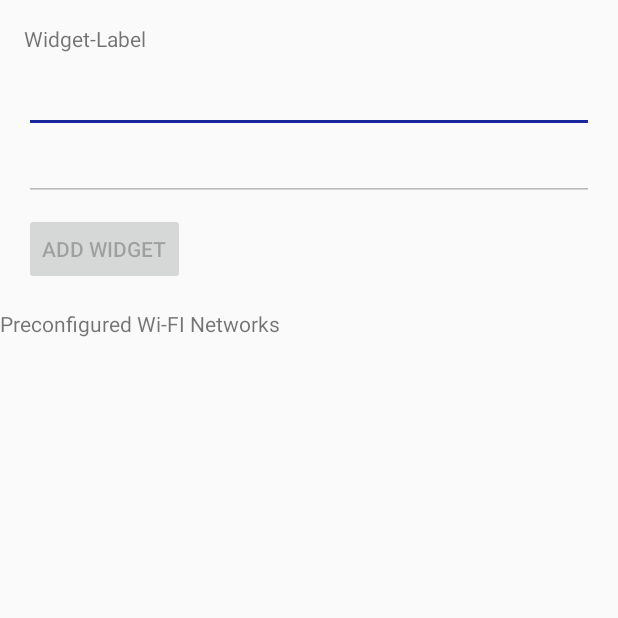
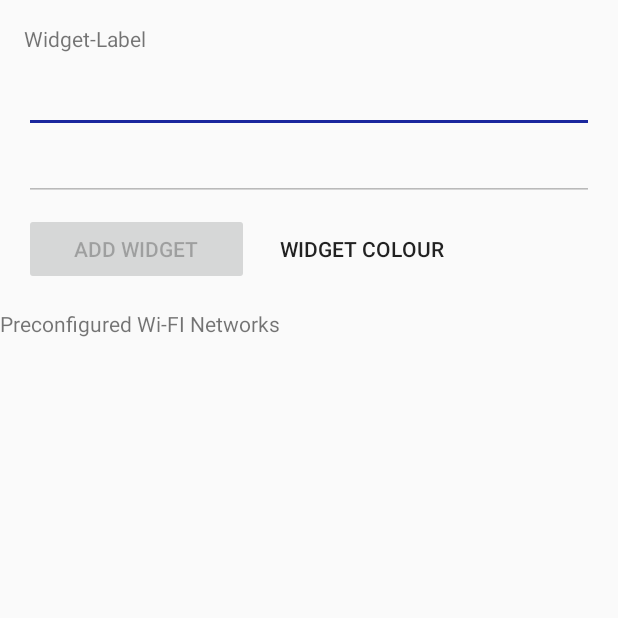
Before and after one commit to studag/wifi_42, an Android app: the WifiConnectorWidgetConfigureActivity screen opened directly, with no data from a screen before it, on a phone screen of 412 x 824 dp, the top half of it. Run offline under Robolectric (Android 15) with nearby library versions, the phone set to English and light mode, and no system bars; libraries missing offline, so code that uses them is left out: com.pes.androidmaterialcolorpickerdialog; 1 statement that could not run was skipped.

Commit message:
Color started to take aim
added color picker and sort of made it look decent

```diff
--- a/app/build.gradle
+++ b/app/build.gradle
@@ -4,7 +4,7 @@ android {
     compileSdkVersion 27
     defaultConfig {
         applicationId "example.com.wifi_4"
-        minSdkVersion 15
+        minSdkVersion 16
         targetSdkVersion 27
         versionCode 1
         versionName "1.0"
@@ -26,5 +26,5 @@ dependencies {
     androidTestImplementation 'com.android.support.test:runner:1.0.2'
     androidTestImplementation 'com.android.support.test.espresso:espresso-core:3.0.2'
     implementation 'com.android.support:recyclerview-v7:27.1.1'
-
+    compile 'com.pes.materialcolorpicker:library:1.2.4'
 }
--- a/app/src/main/java/example/com/wifi_4/WifiConnectorWidgetConfigureActivity.java
+++ b/app/src/main/java/example/com/wifi_4/WifiConnectorWidgetConfigureActivity.java
@@ -5,14 +5,21 @@ import android.appwidget.AppWidgetManager;
 import android.content.Context;
 import android.content.Intent;
 import android.content.SharedPreferences;
+import android.graphics.Color;
 import android.net.wifi.WifiConfiguration;
 import android.net.wifi.WifiManager;
 import android.os.Bundle;
+import android.support.annotation.ColorInt;
+import android.util.Log;
 import android.view.View;
 import android.widget.Button;
 import android.widget.EditText;
 import android.widget.RadioButton;
 import android.widget.RadioGroup;
+import android.widget.Toast;
+
+import com.pes.androidmaterialcolorpickerdialog.ColorPicker;
+import com.pes.androidmaterialcolorpickerdialog.ColorPickerCallback;
 
 import java.util.ArrayList;
 import java.util.List;
@@ -35,14 +42,63 @@ public class WifiConnectorWidgetConfigureActivity extends Activity {
 
     private String widgetTextEntered;
     private String widgetSSIDClicked;
-    private Button addWidget;
+    private Button addWidgetButton;
+    private Button colorPickerButton;
 
     int radioitemselected = -1;
 
+    private static ColorPicker cp;
+    private static int widget_main_color;
 
     int mAppWidgetId = AppWidgetManager.INVALID_APPWIDGET_ID;
     EditText mAppWidgetText_label;
     EditText mAppWidgetText_ssid;
+
+    View.OnClickListener mColorOnClickListener = new View.OnClickListener() {
+        public void onClick(View v) {
+            final Context context = WifiConnectorWidgetConfigureActivity.this;
+
+            cp = new ColorPicker(WifiConnectorWidgetConfigureActivity.this);
+            /* Show color picker dialog */
+
+            cp.setColor(widget_main_color);
+            cp.show();
+
+            cp.enableAutoClose(); // Enable auto-dismiss for the dialog
+
+            /* Set a new Listener called when user click "select" */
+            cp.setCallback(new ColorPickerCallback() {
+                @Override
+                public void onColorChosen(@ColorInt int color) {
+                    // Do whatever you want
+                    widget_main_color = color;
+                    Toast.makeText(context, "widget_main_color: " + widget_main_color, Toast.LENGTH_SHORT).show();
+                    // Examples
+
+                    colorPickerButton.setBackgroundColor(color);
+
+                    Log.d("Alpha", Integer.toString(Color.alpha(color)));
+                    Log.d("Red", Integer.toString(Color.red(color)));
+                    Log.d("Green", Integer.toString(Color.green(color)));
+                    Log.d("Blue", Integer.toString(Color.blue(color)));
+
+                    Log.d("Pure Hex", Integer.toHexString(color));
+                    Log.d("#Hex no alpha", String.format("#%06X", (0xFFFFFF & color)));
+                    Log.d("#Hex with alpha", String.format("#%08X", (0xFFFFFFFF & color)));
+
+
+                    saveWidgetColorPref(context,color);
+                    // If the auto-dismiss option is not enable (disabled as default) you have to manually dimiss the dialog
+                    // cp.dismiss();
+                }
+
+
+            });
+
+            Toast.makeText(context, "...now here ...", Toast.LENGTH_SHORT).show();
+
+        }
+    };
 
     View.OnClickListener mOnClickListener = new View.OnClickListener() {
         public void onClick(View v) {
@@ -57,7 +113,6 @@ public class WifiConnectorWidgetConfigureActivity extends Activity {
             widgetSSIDClicked = (String) rb.getText();
 
             saveSSIDPref(context, mAppWidgetId, widgetSSIDClicked);
-
 
             // It is the responsibility of the configuration activity to update the app widget
             AppWidgetManager appWidgetManager = AppWidgetManager.getInstance(context);
@@ -90,6 +145,11 @@ public class WifiConnectorWidgetConfigureActivity extends Activity {
         prefs.putString(PREF_PREFIX_KEY + appWidgetId + "_ssid", ssid);
         prefs.apply();
     }
+    static void saveWidgetColorPref(Context context, Integer color) {
+        SharedPreferences.Editor prefs = context.getSharedPreferences(PREFS_NAME, 0).edit();
+        prefs.putInt(PREF_PREFIX_KEY + "_widget_main_color", color);
+        prefs.apply();
+    }
 
 
 
@@ -115,19 +175,37 @@ public class WifiConnectorWidgetConfigureActivity extends Activity {
         }
     }
 
-    static void deleteTitlePref(Context context, int appWidgetId) {
+    static Integer loadColorPref(Context context) {
+        SharedPreferences prefs = context.getSharedPreferences(PREFS_NAME, 0);
+        Integer colorValue = prefs.getInt(PREF_PREFIX_KEY  +  "_widget_main_color",  1);
+        if (colorValue != null) {
+            return colorValue;
+        } else {
+            return Color.CYAN;
+        }
+    }
+
+    static void deletePrefs(Context context, int appWidgetId) {
         SharedPreferences.Editor prefs = context.getSharedPreferences(PREFS_NAME, 0).edit();
         prefs.remove(PREF_PREFIX_KEY + appWidgetId);
         prefs.apply();
     }
+
 
     @Override
     public void onCreate(Bundle icicle) {
         super.onCreate(icicle);
         setContentView(R.layout.wifi_connector_widget_configure);
 
-        addWidget = findViewById(R.id.add_button);
-        addWidget.setEnabled(false);
+        addWidgetButton = findViewById(R.id.add_button);
+        colorPickerButton = findViewById(R.id.modify_color);
+
+
+        widget_main_color = loadColorPref(getApplicationContext());
+        colorPickerButton.setBackgroundColor(widget_main_color);
+
+
+        addWidgetButton.setEnabled(false);
 
         wifiManager = (WifiManager) getApplicationContext().getSystemService(Context.WIFI_SERVICE);
 
@@ -166,6 +244,9 @@ public class WifiConnectorWidgetConfigureActivity extends Activity {
             }
         }
 
+
+
+
         // Set the result to CANCELED.  This will cause the widget host to cancel
         // out of the widget placement if the user presses the back button.
         setResult(RESULT_CANCELED);
@@ -182,6 +263,7 @@ public class WifiConnectorWidgetConfigureActivity extends Activity {
         mAppWidgetText_ssid.setClickable(false);
 
         findViewById(R.id.add_button).setOnClickListener(mOnClickListener);
+        findViewById(R.id.modify_color).setOnClickListener(mColorOnClickListener);
 
         // Find the widget id from the intent.
         Intent intent = getIntent();
@@ -224,7 +306,7 @@ public class WifiConnectorWidgetConfigureActivity extends Activity {
                     mAppWidgetText_label.setText(rb_ssid);
                     mAppWidgetText_ssid.setText(rb_ssid);
 
-                    addWidget.setEnabled(true);
+                    addWidgetButton.setEnabled(true);
                 }
 
             }
--- a/app/src/main/res/layout/wifi_connector_widget.xml
+++ b/app/src/main/res/layout/wifi_connector_widget.xml
@@ -5,7 +5,8 @@
     android:layout_height="match_parent"
     android:background="#09C"
     android:padding="@dimen/widget_margin"
-    android:orientation="vertical">
+    android:orientation="vertical"
+    android:alpha="0.9">
 
     <TextView
         android:id="@+id/appwidget_text"
@@ -19,7 +20,8 @@
         android:text="@string/appwidget_text"
         android:textColor="#ffffff"
         android:textSize="20sp"
-        android:textStyle="bold|italic" />
+        android:textStyle="bold|italic"
+        android:alpha="0.9"/>
 
     <!--<Button-->
         <!--android:id="@+id/appwidget_button"-->
--- a/app/src/main/res/layout/wifi_connector_widget_configure.xml
+++ b/app/src/main/res/layout/wifi_connector_widget_configure.xml
@@ -31,12 +31,27 @@
             android:layout_height="wrap_content"
             android:inputType="text" />
 
-        <Button
-            android:id="@+id/add_button"
-            android:layout_width="wrap_content"
+        <GridLayout
+            android:id="@+id/LayoutButtonsHoriz"
+            android:layout_width="match_parent"
             android:layout_height="wrap_content"
-            android:layout_marginTop="8dp"
-            android:text="@string/add_widget" />
+            android:orientation="horizontal">
+
+                <Button
+                    android:id="@+id/add_button"
+                    android:layout_width="150dp"
+                    android:layout_height="wrap_content"
+                    android:layout_marginTop="8dp"
+                    android:text="@string/add_widget" />
+
+                <Button
+                    android:id="@+id/modify_color"
+                    android:layout_width="150dp"
+                    android:layout_height="wrap_content"
+                    android:layout_marginTop="8dp"
+                    android:text="@string/modify_color" />
+
+        </GridLayout>
 
     </LinearLayout>
 
--- a/app/src/main/res/values/strings.xml
+++ b/app/src/main/res/values/strings.xml
@@ -8,5 +8,6 @@
     <string name="PREFS_NAME">example.com.wifi_4.WifiConnectorWidget</string>
     <string name="appwidget_text_title">Select a WiFi to Continue</string>
     <string name="appwidget_text_ssid">ONE-CLICK-SSID</string>
+    <string name="modify_color">Widget Colour</string>
 
 </resources>
```
Also changed, not shown: app/src/main/AndroidManifest.xml (+7 -7 lines), app/src/main/java/example/com/wifi_4/ColorPick.java (added, +189 -0 lines), app/src/main/java/example/com/wifi_4/MainActivity.java (+4 -4 lines), app/src/main/java/example/com/wifi_4/WidgetWifiInformation.java (deleted, +0 -32 lines), app/src/main/java/example/com/wifi_4/WifiConnectorWidget.java (+7 -1 lines), app/src/main/java/example/com/wifi_4/test.java (added, +16 -0 lines), app/src/main/res/layout/activity_test.xml (added, +9 -0 lines), app/src/main/res/layout/sample_color_pick.xml (added, +17 -0 lines), app/src/main/res/values/attrs_color_pick.xml (added, +8 -0 lines).
